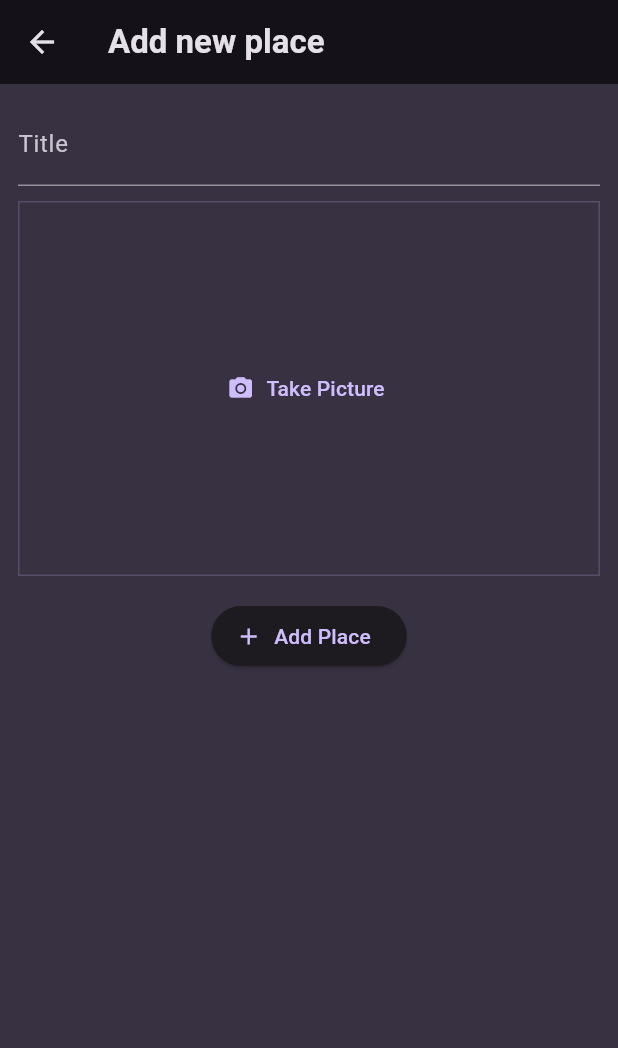
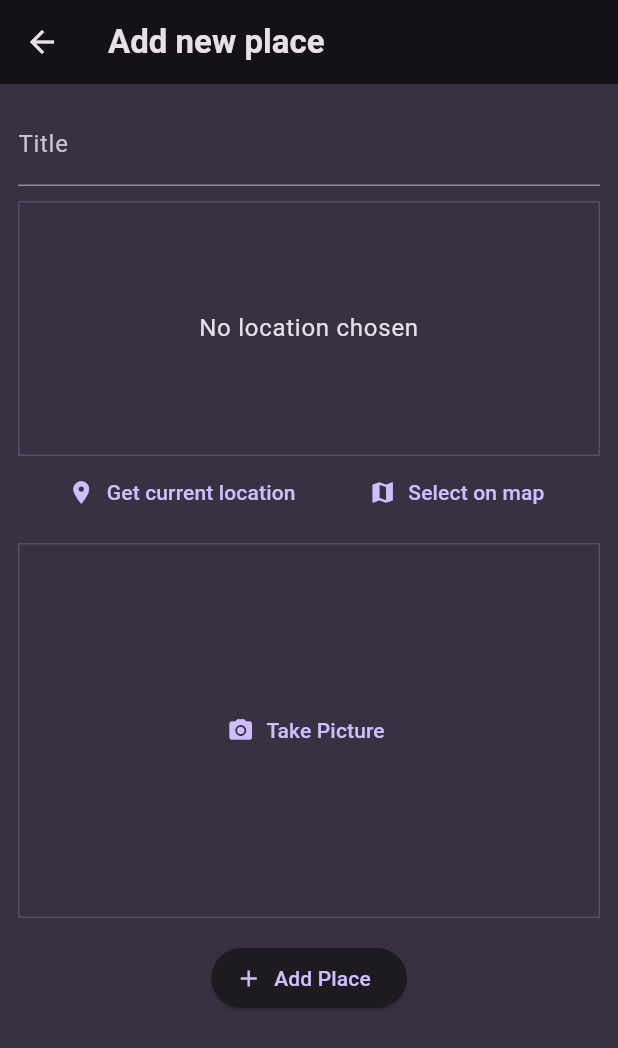
Before and after one commit to NathanTh3Gr3at/favorite_places_app, a Flutter app: the AddPlaceScreen screen opened directly, on a phone screen of 412 x 824 dp. Shown: the top 1048 px of the screen. Run offline on Flutter 3.47's test engine with Material 3 defaults, Android fonts, the phone set to English and light mode, and no system bars; our stand-ins replace flutter_map, flutter_riverpod, google_fonts, image_picker, latlong2, location.

Commit message:
Add location support to places and implement map selection feature

```diff
--- a/lib/models/place.dart
+++ b/lib/models/place.dart
@@ -1,11 +1,29 @@
 import 'package:uuid/uuid.dart';
 import 'dart:io';
 
-const uuid=Uuid();
-class Place{
+const uuid = Uuid();
+
+class Place {
   final String id;
   final String title;
   final File image;
+  final PlaceLocation location;
 
-  Place( {required this.title,required this.image}):id=uuid.v4();
+  Place({
+    required this.title,
+    required this.image,
+    required this.location,
+  }) : id = uuid.v4();
 }
+
+class PlaceLocation {
+  final double latitude;
+  final double longitude;
+  final String address;
+
+  const PlaceLocation({
+    required this.latitude,
+    required this.longitude,
+    required this.address,
+  });
+}
--- a/lib/providers/user_places.dart
+++ b/lib/providers/user_places.dart
@@ -5,8 +5,8 @@ import 'dart:io';
 class UserPlacesNotifier extends StateNotifier<List<Place>> {
   UserPlacesNotifier() : super(const []);
 
-  void addPlace(String title, File image) {
-    final newPlace = Place(title: title, image: image);
+  void addPlace(String title, File image,PlaceLocation location ) {
+    final newPlace = Place(title: title, image: image, location:location);
     state = [newPlace, ...state];
   }
 }
--- a/lib/screens/add_place_screen.dart
+++ b/lib/screens/add_place_screen.dart
@@ -1,11 +1,17 @@
+import 'package:favorite_places_app/models/place.dart';
 import 'package:favorite_places_app/providers/user_places.dart';
+import 'package:favorite_places_app/screens/map_screen.dart';
 import 'package:favorite_places_app/widgets/image_input.dart';
+import 'package:favorite_places_app/widgets/location_input.dart';
 import 'package:flutter/material.dart';
 import 'package:flutter_riverpod/flutter_riverpod.dart';
 import 'dart:io';
 
 class AddPlaceScreen extends ConsumerStatefulWidget {
-  const AddPlaceScreen({super.key});
+  const AddPlaceScreen({
+    super.key
+  });
+
 
   @override
   ConsumerState<AddPlaceScreen> createState() => _AddPlaceScreenState();
@@ -15,16 +21,17 @@ class _AddPlaceScreenState extends ConsumerState<AddPlaceScreen> {
   final _titleController = TextEditingController();
 
   File? _selectedImage;
+  PlaceLocation? _selectedLocation;
 
   void _savePlace() {
     final enteredTitle = _titleController.text;
-    if (enteredTitle.isEmpty || _selectedImage == null) {
+    if (enteredTitle.isEmpty || _selectedImage == null||_selectedLocation==null) {
       //showAlertDialog()
       return;
     }
     ref
         .read(userPlacesProvider.notifier)
-        .addPlace(enteredTitle, _selectedImage!);
+        .addPlace(enteredTitle, _selectedImage!,_selectedLocation!);
     Navigator.of(context).pop();
   }
 
@@ -33,6 +40,7 @@ class _AddPlaceScreenState extends ConsumerState<AddPlaceScreen> {
     _titleController.dispose();
     super.dispose();
   }
+
 
   @override
   Widget build(BuildContext context) {
@@ -54,14 +62,18 @@ class _AddPlaceScreenState extends ConsumerState<AddPlaceScreen> {
               style: TextStyle(color: Theme.of(context).colorScheme.onSurface),
             ),
             const SizedBox(height: 10),
+            LocationInput(
+              onSelectLocation: (location) {
+                _selectedLocation = location;
+              },
+            ),
+            const SizedBox(height: 10),
             ImageInput(
               onPickImage: (image) {
                 _selectedImage = image;
               },
             ),
-            const SizedBox(
-              height: 16,
-            ),
+            const SizedBox(height: 16),
             ElevatedButton.icon(
               onPressed: _savePlace,
               icon: const Icon(Icons.add),
--- /dev/null
+++ b/lib/widgets/location_input.dart
@@ -0,0 +1,166 @@
+import 'package:favorite_places_app/models/place.dart';
+import 'package:favorite_places_app/screens/map_screen.dart';
+import 'package:flutter/material.dart';
+import 'package:latlong2/latlong.dart';
+import 'package:location/location.dart';
+import 'package:http/http.dart' as http;
+import 'dart:convert';
+
+class LocationInput extends StatefulWidget {
+  const LocationInput({super.key, required this.onSelectLocation});
+
+  final void Function(PlaceLocation location) onSelectLocation;
+
+  @override
+  State<LocationInput> createState() => _LocationInputState();
+}
+
+class _LocationInputState extends State<LocationInput> {
+  PlaceLocation? _pickedLocation;
+
+  String get locationImage {
+    if (_pickedLocation == null) {
+      return '';
+    }
+    final lat = _pickedLocation!.latitude;
+    final lng = _pickedLocation!.longitude;
+    return 'https://static-maps.yandex.ru/1.x/?ll=$lng,$lat&size=600,300&z=16&l=map&pt=$lng,$lat,pm2rdm';
+  }
+
+  var _isGettingLocation = false;
+
+  void _getCurrentLocation() async {
+    Location location = Location();
+
+    bool serviceEnabled;
+    PermissionStatus permissionGranted;
+    LocationData locationData;
+
+    serviceEnabled = await location.serviceEnabled();
+    if (!serviceEnabled) {
+      serviceEnabled = await location.requestService();
+      if (!serviceEnabled) {
+        return;
+      }
+    }
+
+    permissionGranted = await location.hasPermission();
+    if (permissionGranted == PermissionStatus.denied) {
+      permissionGranted = await location.requestPermission();
+      if (permissionGranted != PermissionStatus.granted) {
+        return;
+      }
+    }
+
+    setState(() {
+      _isGettingLocation = true;
+    });
+
+    locationData = await location.getLocation();
+    final lat = locationData.latitude;
+    final lng = locationData.longitude;
+    if (lat == null || lng == null) {
+      return;
+    }
+    _savePlace(lat, lng);
+  }
+
+  void _savePlace(
+    double latitude,
+    double longitude,
+  ) async {
+    final url = Uri.parse(
+        'https://nominatim.openstreetmap.org/reverse?format=jsonv2&lat=$latitude&lon=$longitude');
+    try {
+      final response = await http.get(url);
+      if (response.statusCode == 200) {
+        final resData = json.decode(response.body);
+        final address = resData['display_name'];
+
+        setState(() {
+          _pickedLocation = PlaceLocation(
+            latitude: latitude,
+            longitude: longitude,
+            address: address,
+          );
+          _isGettingLocation = false;
+        });
+        widget.onSelectLocation(_pickedLocation!);
+      } else {
+        throw Exception('Failed to fetch address');
+      }
+    } catch (error) {
+      setState(() {
+        _isGettingLocation = false;
+      });
+    }
+    setState(() {
+      _isGettingLocation = false;
+    });
+  }
+
+  void _selectOnMap() async {
+    final pickedLocation = await Navigator.of(context).push<LatLng>(
+      MaterialPageRoute(
+        builder: (ctx) => const MapScreen(),
+      ),
+    );
+    if (pickedLocation == null) {
+      return;
+    }
+    _savePlace(pickedLocation.latitude, pickedLocation.longitude);
+  }
+
+  @override
+  Widget build(BuildContext context) {
+    Widget previewContent = Text(
+      'No location chosen',
+      textAlign: TextAlign.center,
+      style: Theme.of(context).textTheme.bodyLarge!.copyWith(
+            color: Theme.of(context).colorScheme.onSurface,
+          ),
+    );
+    if (_pickedLocation != null) {
+      previewContent = Image.network(
+        locationImage,
+        fit: BoxFit.cover,
+        width: double.infinity,
+        height: double.infinity,
+      );
+    }
+    if (_isGettingLocation) {
+      previewContent = const CircularProgressIndicator();
+    }
+    return Column(
+      children: [
+        Container(
+          height: 170,
+          width: double.infinity,
+          alignment: Alignment.center,
+          decoration: BoxDecoration(
+            border: Border.all(
+              width: 1,
+              color: Theme.of(context).colorScheme.primary.withOpacity(0.2),
+            ),
+          ),
+          child: previewContent,
+        ),
+        Row(
+          mainAxisAlignment: MainAxisAlignment.spaceEvenly,
+          children: [
+            TextButton.icon(
+              icon: const Icon(Icons.location_on),
+              label: const Text('Get current location'),
+              onPressed: _getCurrentLocation,
+            ),
+            TextButton.icon(
+              icon: const Icon(Icons.map),
+              label: const Text('Select on map'),
+              onPressed: _selectOnMap,
+            ),
+          ],
+        )
+      ],
+    );
+  }
+}
--- a/lib/widgets/places_list.dart
+++ b/lib/widgets/places_list.dart
@@ -32,7 +32,10 @@ class PlacesList extends StatelessWidget {
           style: Theme.of(context).textTheme.titleMedium!.copyWith(
                 color: Theme.of(context).colorScheme.onSurface,
               ),
-        ),
+        ),subtitle: Text(places[index].location.address,
+          style: Theme.of(context).textTheme.bodySmall!.copyWith(
+                color: Theme.of(context).colorScheme.onSurface,
+              ),),
         onTap: () {
           Navigator.of(context).push(
             MaterialPageRoute(
--- a/pubspec.yaml
+++ b/pubspec.yaml
@@ -39,6 +39,10 @@ dependencies:
   uuid: ^4.5.1
   flutter_riverpod: ^2.6.1
   image_picker: ^1.1.2
+  location: ^7.0.1
+  flutter_map: ^7.0.2
+  http: ^1.2.2
+  latlong2: ^0.9.1
 
 dev_dependencies:
   flutter_test:
```
Also changed, not shown: lib/screens/map_screen.dart (added, +90 -0 lines), lib/screens/place_detail_screen.dart (+45 -0 lines), pubspec.lock.
